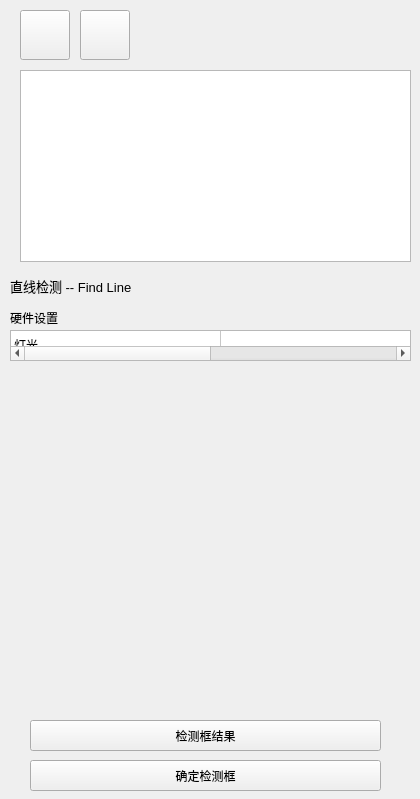
The window that VisionDetect/InspWindowWidget.ui (chuandongxu/AOI) describes before a commit, drawn with Qt 5.
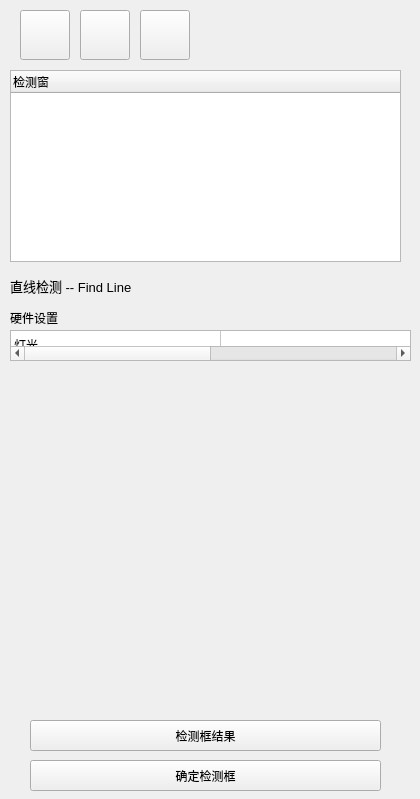
The same window after the commit. Icons and pictures are not drawn. Custom widgets are drawn as their Qt base class.

Commit message:
Add create window group feature.
Add create window group feature.

Patch:
```diff
--- a/VisionDetect/InspWindowWidget.ui
+++ b/VisionDetect/InspWindowWidget.ui
@@ -69,16 +69,6 @@
     </size>
    </property>
   </widget>
-  <widget class="QListWidget" name="listWindowWidget">
-   <property name="geometry">
-    <rect>
-     <x>20</x>
-     <y>70</y>
-     <width>391</width>
-     <height>192</height>
-    </rect>
-   </property>
-  </widget>
   <widget class="QPushButton" name="btnTryInsp">
    <property name="geometry">
     <rect>
@@ -175,8 +165,65 @@
     </property>
    </item>
   </widget>
+  <widget class="TreeWidgetInspWindow" name="treeWidget">
+   <property name="geometry">
+    <rect>
+     <x>10</x>
+     <y>70</y>
+     <width>391</width>
+     <height>192</height>
+    </rect>
+   </property>
+   <property name="dragEnabled">
+    <bool>true</bool>
+   </property>
+   <property name="dragDropMode">
+    <enum>QAbstractItemView::InternalMove</enum>
+   </property>
+   <property name="defaultDropAction">
+    <enum>Qt::MoveAction</enum>
+   </property>
+   <property name="selectionMode">
+    <enum>QAbstractItemView::MultiSelection</enum>
+   </property>
+   <column>
+    <property name="text">
+     <string>检测窗</string>
+    </property>
+   </column>
+  </widget>
+  <widget class="QPushButton" name="btnCreateGroup">
+   <property name="geometry">
+    <rect>
+     <x>140</x>
+     <y>10</y>
+     <width>50</width>
+     <height>50</height>
+    </rect>
+   </property>
+   <property name="text">
+    <string/>
+   </property>
+   <property name="icon">
+    <iconset>
+     <normaloff>Image/Group.png</normaloff>Image/Group.png</iconset>
+   </property>
+   <property name="iconSize">
+    <size>
+     <width>50</width>
+     <height>50</height>
+    </size>
+   </property>
+  </widget>
  </widget>
  <layoutdefault spacing="6" margin="11"/>
+ <customwidgets>
+  <customwidget>
+   <class>TreeWidgetInspWindow</class>
+   <extends>QTreeWidget</extends>
+   <header>treewidgetinspwindow.h</header>
+  </customwidget>
+ </customwidgets>
  <resources/>
  <connections/>
 </ui>
```
The commit also changes 18 other files.
